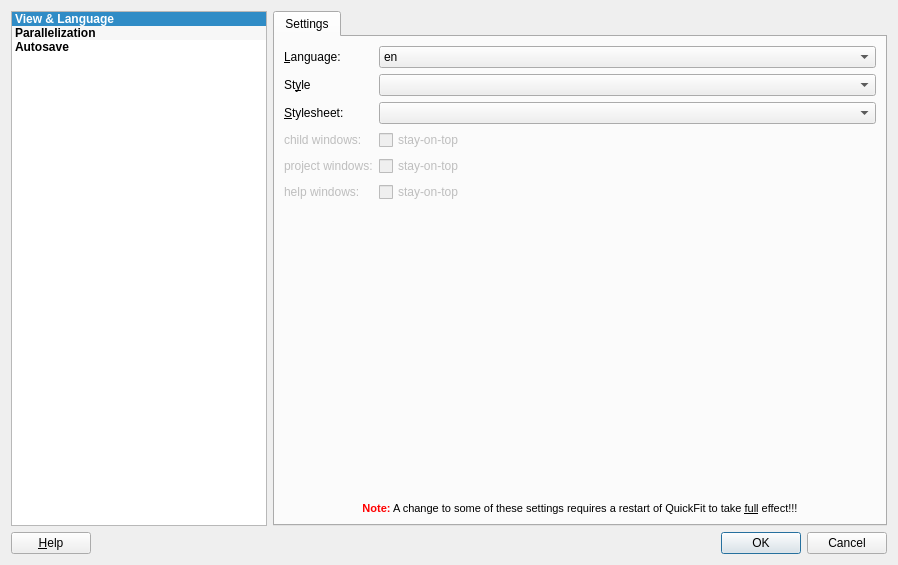
Qt form application/optionsdialog.ui (jkriege2/QuickFit3) before a commit.
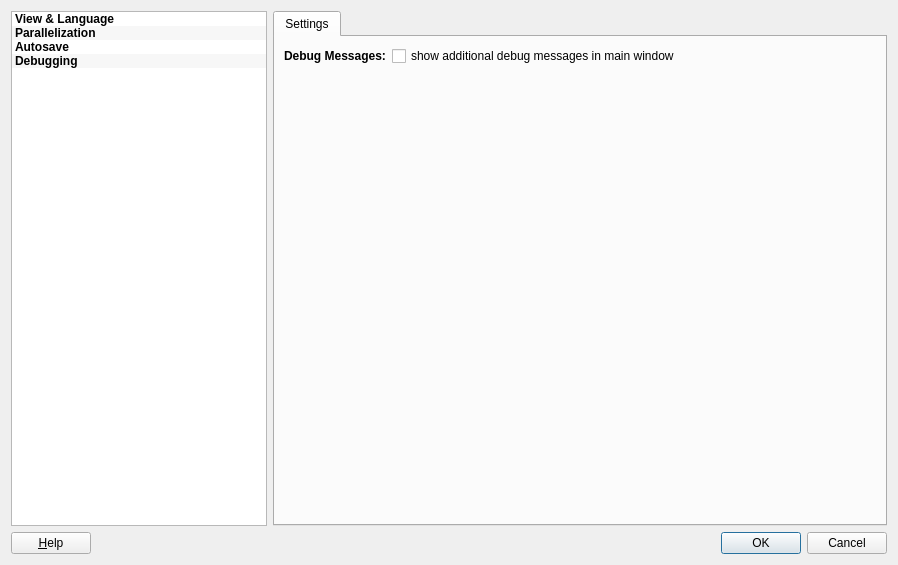
The same form after that commit. Icons and pictures are not drawn.

Commit message: QuickFit: added log output pane for qDebug() messages, improved online-help

Diff of the .ui file:
```diff
--- a/application/optionsdialog.ui
+++ b/application/optionsdialog.ui
@@ -109,7 +109,7 @@
       <bool>true</bool>
      </property>
      <property name="currentRow">
-      <number>0</number>
+      <number>-1</number>
      </property>
      <item>
       <property name="text">
@@ -138,6 +138,15 @@
         <normaloff>:/quickfit3/optionsdlg_icons/opt_autosave.png</normaloff>:/quickfit3/optionsdlg_icons/opt_autosave.png</iconset>
       </property>
      </item>
+     <item>
+      <property name="text">
+       <string>Debugging</string>
+      </property>
+      <property name="icon">
+       <iconset resource="quickfit3.qrc">
+        <normaloff>:/quickfit3/optionsdlg_icons/debugging.png</normaloff>:/quickfit3/optionsdlg_icons/debugging.png</iconset>
+      </property>
+     </item>
     </widget>
    </item>
    <item row="0" column="1">
@@ -156,7 +165,7 @@
        <item>
         <widget class="QStackedWidget" name="stackedWidget">
          <property name="currentIndex">
-          <number>0</number>
+          <number>3</number>
          </property>
          <widget class="QWidget" name="stackedWidgetPage1">
           <layout class="QFormLayout" name="formLayout">
@@ -417,6 +426,30 @@
            </item>
           </layout>
          </widget>
+         <widget class="QWidget" name="page">
+          <layout class="QFormLayout" name="formLayout_4">
+           <item row="0" column="0">
+            <widget class="QLabel" name="label_4">
+             <property name="font">
+              <font>
+               <weight>75</weight>
+               <bold>true</bold>
+              </font>
+             </property>
+             <property name="text">
+              <string>Debug Messages:</string>
+             </property>
+            </widget>
+           </item>
+           <item row="0" column="1">
+            <widget class="QCheckBox" name="chkDebugMessages">
+             <property name="text">
+              <string>show additional debug messages in main window</string>
+             </property>
+            </widget>
+           </item>
+          </layout>
+         </widget>
         </widget>
        </item>
       </layout>
```
The commit also changes 11 other files.
